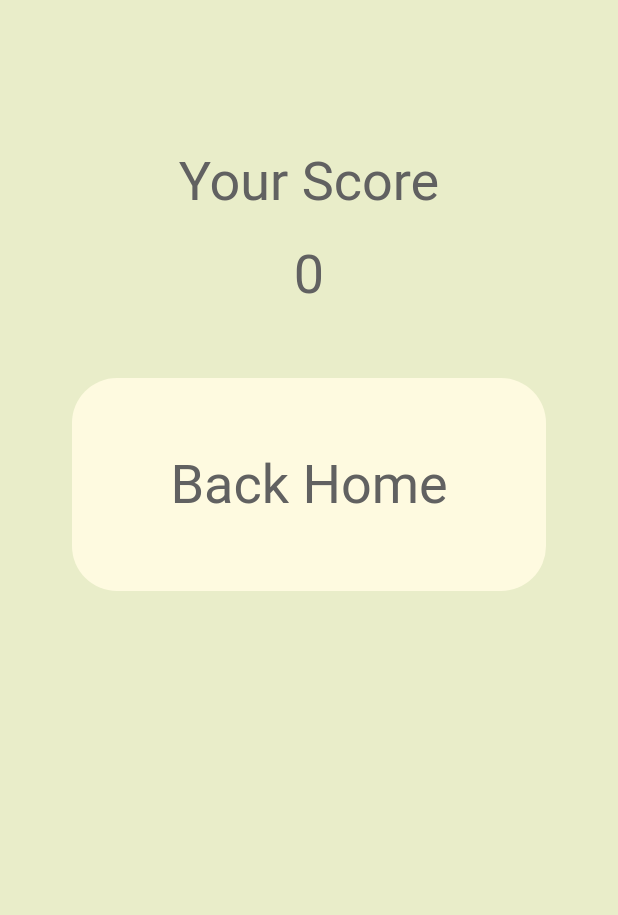
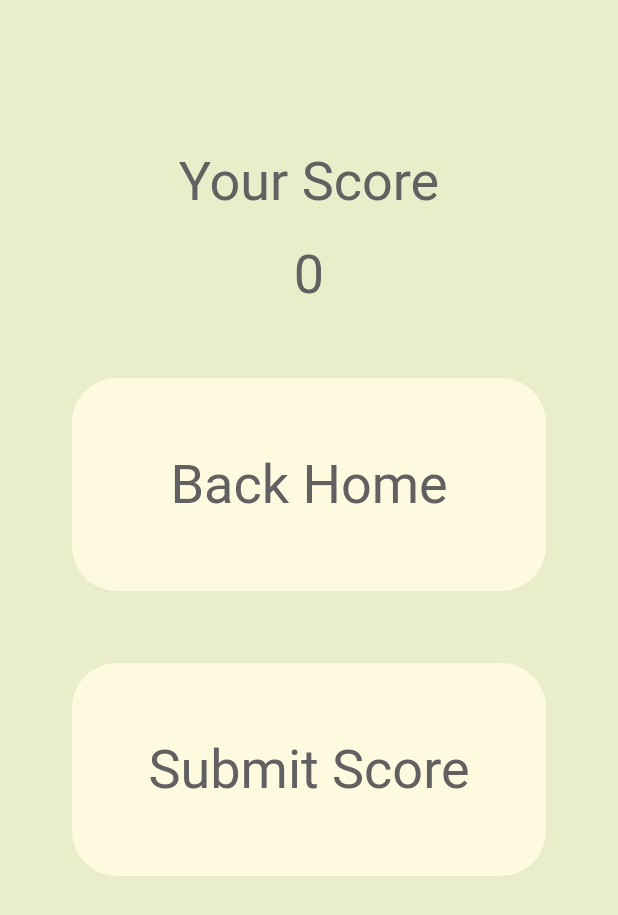
Before and after one commit to rinnbiesun/color_game, a Flutter app: the GameResultPage screen opened directly with empty values, on a phone screen of 412 x 824 dp. Shown: the top 915 px of the screen. Run offline on Flutter 3.47's test engine with Material 2 defaults, Android fonts, the light colour scheme and no system bars; our stand-ins replace device_info_plus, firebase_core, firebase_database, flutter_riverpod, sqflite; accounts and stored records are empty; generated files the repository leaves out were written again.

Commit message:
- Implement a uploading score to Firebase Realtime Database feature - Fixed score is not reset when new a game - Update local db structure - Update TODO list

```diff
--- a/lib/game/game_db.dart
+++ b/lib/game/game_db.dart
@@ -1,23 +1,30 @@
 import '../services/database.dart';
 
 class Profile {
-  String? id;
-  String? name;
-  String? platform;
+  String? id = '';
+  String? name = '';
+  String? platform = '';
+  int? score = 0;
 
-  Profile({required this.id, this.name, required this.platform});
+  Profile({required this.id, this.name, required this.platform, this.score});
 
   Profile.fromMap(Map<String, dynamic> map)
       : id = map[columnId],
         name = map[columnName],
-        platform = map[columnPlatform];
+        platform = map[columnPlatform],
+        score = map[columnScore];
 
   Map<String, dynamic> toMap() {
-    return {columnId: id, columnName: name, columnPlatform: platform};
+    return {
+      columnId: id,
+      columnName: name,
+      columnPlatform: platform,
+      columnScore: score
+    };
   }
 
   @override
   String toString() {
-    return 'Profile{id: $id, name: $name, platform: $platform}';
+    return 'Profile{id: $id, name: $name, platform: $platform, score: $score}';
   }
 }
--- a/lib/game/game_page.dart
+++ b/lib/game/game_page.dart
@@ -19,7 +19,7 @@ class GamePage extends ConsumerStatefulWidget {
 }
 
 class _GamePageState extends ConsumerState<GamePage> {
-  var counter = 1;
+  var counter = 60;
   Timer? timer;
 
   @override
--- a/lib/game/game_result.dart
+++ b/lib/game/game_result.dart
@@ -3,12 +3,31 @@ import '../home/home_page.dart';
 import 'package:flutter/material.dart';
 import 'package:flutter_gen/gen_l10n/app_localizations.dart';
 
+import '../services/database.dart';
+import '../services/firebase_database.dart';
 import 'game_data.dart';
 
-class GameResultPage extends StatelessWidget {
+class GameResultPage extends StatefulWidget {
   const GameResultPage({Key? key, required this.score}) : super(key: key);
 
   final int score;
+
+  @override
+  State<GameResultPage> createState() => _GameResultPageState();
+}
+
+class _GameResultPageState extends State<GameResultPage> {
+  final DatabaseProvider db = DatabaseProvider();
+
+  Future<void> _submitScore(int score, Function(void) onSubmitSuccess) async {
+    final profile = await db.getProfile();
+    final deviceId = profile?.id ?? '';
+    await db.updateScore(score);
+
+    FirebaseDbManager.updateScore(deviceId, score, onSubmitSuccess, () {
+      // onError
+    });
+  }
 
   @override
   Widget build(BuildContext context) {
@@ -29,7 +48,7 @@ class GameResultPage extends StatelessWidget {
             ),
             const SizedBox(height: 20.0),
             Center(
-              child: Text(score.toString(),
+              child: Text(widget.score.toString(),
                   style: const TextStyle(
                       color: Color(AppColor.generalTextColor), fontSize: 36.0)),
             ),
@@ -43,6 +62,22 @@ class GameResultPage extends StatelessWidget {
                 Navigator.pushReplacementNamed(context, AppRoute.home);
               },
             ),
+            const SizedBox(
+              width: 0.0,
+              height: 48.0,
+            ),
+            HomeCard(
+              text: AppLocalizations.of(context)!.submitScore,
+              onTap: () {
+                _submitScore(widget.score, (_) {
+                  final snackBar = SnackBar(
+                    content: Text(
+                        AppLocalizations.of(context)!.submitScoreSuccessMsg),
+                  );
+                  ScaffoldMessenger.of(context).showSnackBar(snackBar);
+                });
+              },
+            ),
           ],
         ),
       ),
--- a/lib/game/game_score.dart
+++ b/lib/game/game_score.dart
@@ -3,7 +3,7 @@ import 'package:flutter_riverpod/flutter_riverpod.dart';
 
 import 'game_data.dart';
 
-final scoreProvider = StateProvider<int>((ref) {
+final scoreProvider = StateProvider.autoDispose<int>((ref) {
   return 0;
 });
 
--- a/lib/home/home_page.dart
+++ b/lib/home/home_page.dart
@@ -9,8 +9,8 @@ import 'package:flutter/services.dart';
 import 'package:flutter_gen/gen_l10n/app_localizations.dart';
 import 'package:device_info_plus/device_info_plus.dart';
 import 'package:flutter_riverpod/flutter_riverpod.dart';
-import 'package:firebase_database/firebase_database.dart';
 
+import '../services/firebase_database.dart';
 import 'home_dialogs.dart';
 
 const platformAndroid = 'android';
@@ -40,7 +40,8 @@ class _HomePageState extends ConsumerState<HomePage> {
 
     var deviceId = profile?.id ?? '';
     var platform = profile?.platform ?? '';
-    var name = profile?.name ?? '';
+    final name = profile?.name ?? '';
+    final score = profile?.score ?? 0;
 
     if (deviceId.isEmpty) {
       try {
@@ -54,7 +55,7 @@ class _HomePageState extends ConsumerState<HomePage> {
           platform = platformIos;
         }
         stdout.writeln(
-            'deviceId = $deviceId, platform = $platform, name = $name');
+            'deviceId = $deviceId, platform = $platform, name = $name, score = $score');
       } on PlatformException {
         stdout.writeln('Error: Failed to get platform version.');
       }
@@ -63,12 +64,12 @@ class _HomePageState extends ConsumerState<HomePage> {
         db.insertProfile(Profile(id: deviceId, platform: platform));
       }
     } else {
-      stdout
-          .writeln('deviceId = $deviceId, platform = $platform, name = $name');
+      stdout.writeln(
+          'deviceId = $deviceId, platform = $platform, name = $name, score = $score');
     }
-    DatabaseReference dbRef = FirebaseDatabase.instance.ref("users/$deviceId");
-    await dbRef
-        .set({"id": deviceId, "name": name, "platform": platform, "score": 0});
+
+    FirebaseDbManager.initUser(deviceId,
+        {"id": deviceId, "name": name, "platform": platform, "score": score});
 
     if (!mounted) return;
 
@@ -84,6 +85,8 @@ class _HomePageState extends ConsumerState<HomePage> {
     return Scaffold(
       backgroundColor: const Color(AppColor.generalBackgroundColor),
       appBar: null,
+      resizeToAvoidBottomInset:
+          false, // prevent keyboard open will resize other widgets
       body: SafeArea(
         child: Column(
             mainAxisSize: MainAxisSize.min,
--- a/lib/l10n/app_en.arb
+++ b/lib/l10n/app_en.arb
@@ -38,11 +38,19 @@
     },
     "gameResult": "Your Score",
     "@gameResult": {
-        "description": "Display game result "
+        "description": "Display game result"
     },
     "backHome": "Back Home",
     "@backHome": {
         "description": "Back to home page"
+    },
+    "submitScore": "Submit Score",
+    "@submitScore": {
+        "description": "Submit the score to Firebase database"
+    },
+    "submitScoreSuccessMsg": "Your score has been sent!",
+    "@submitScoreSuccessMsg": {
+        "description": "A success message after player sent the score"
     },
     "blue": "Blue",
     "@blue": {
--- a/lib/l10n/app_zh.arb
+++ b/lib/l10n/app_zh.arb
@@ -11,6 +11,8 @@
     "playerNameHint": "最多20個字",
     "gameResult": "你的分數",
     "backHome": "返回主頁",
+    "submitScore": "提交分數",
+    "submitScoreSuccessMsg": "分數提交成功!",
     "blue": "藍",
     "red": "紅",
     "green": "綠",
--- a/lib/services/database.dart
+++ b/lib/services/database.dart
@@ -6,6 +6,7 @@ const String tableProfile = 'profile';
 const String columnId = 'id';
 const String columnName = 'name';
 const String columnPlatform = 'platform';
+const String columnScore = 'score';
 
 class DatabaseProvider {
   Database? _database;
@@ -16,7 +17,7 @@ class DatabaseProvider {
       join(path, 'game.db'),
       onCreate: (database, version) async {
         await database.execute(
-          "CREATE TABLE profile(id TEXT PRIMARY KEY, name TEXT NULL, platform TEXT NOT NULL)",
+          "CREATE TABLE profile(id TEXT PRIMARY KEY, name TEXT NULL, platform TEXT NOT NULL, score INT)",
         );
       },
       version: 1,
@@ -43,6 +44,11 @@ class DatabaseProvider {
     await db.rawUpdate('UPDATE Profile SET name = ?', [name]);
   }
 
+  Future<void> updateScore(int score) async {
+    final Database db = await database;
+    await db.rawUpdate('UPDATE Profile SET score = ?', [score]);
+  }
+
   Future<Profile?> getProfile() async {
     final Database db = await database;
     final List<Map<String, Object?>> response = await db.query(tableProfile);
--- /dev/null
+++ b/lib/services/firebase_database.dart
@@ -0,0 +1,38 @@
+import 'package:firebase_database/firebase_database.dart';
+
+class FirebaseDbManager {
+  static final FirebaseDbManager _instance = FirebaseDbManager._internal();
+
+  factory FirebaseDbManager() {
+    return _instance;
+  }
+
+  FirebaseDbManager._internal();
+
+  static initUser(String deviceId, Object user) async {
+    DatabaseReference dbRef = FirebaseDatabase.instance.ref("users/$deviceId");
+    await dbRef.set(user);
+  }
+
+  static Future<void> updateName(String deviceId, String name) async {
+    DatabaseReference ref = FirebaseDatabase.instance.ref("users/$deviceId");
+
+    await ref.update({
+      "name": name,
+    });
+  }
+
+  static Future<void> updateScore(String deviceId, int score,
+      Function(void) onSuccess, Function onError) async {
+    DatabaseReference ref = FirebaseDatabase.instance.ref("users/$deviceId");
+
+    await ref
+        .update({
+          "score": score,
+        })
+        .then(onSuccess)
+        .catchError((error) {
+          onError;
+        });
+  }
+}
```
Also changed, not shown: lib/home/home_dialogs.dart (+3 -12 lines), lib/main.dart (+7 -6 lines).
